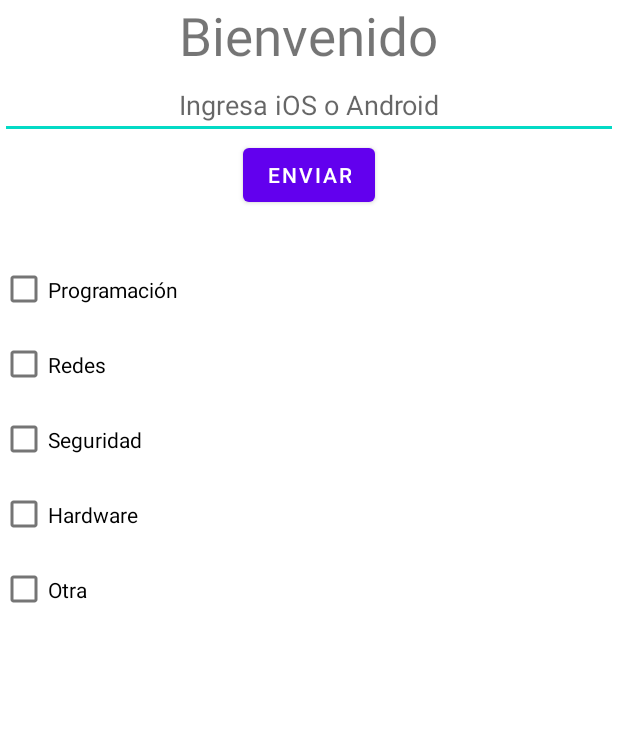
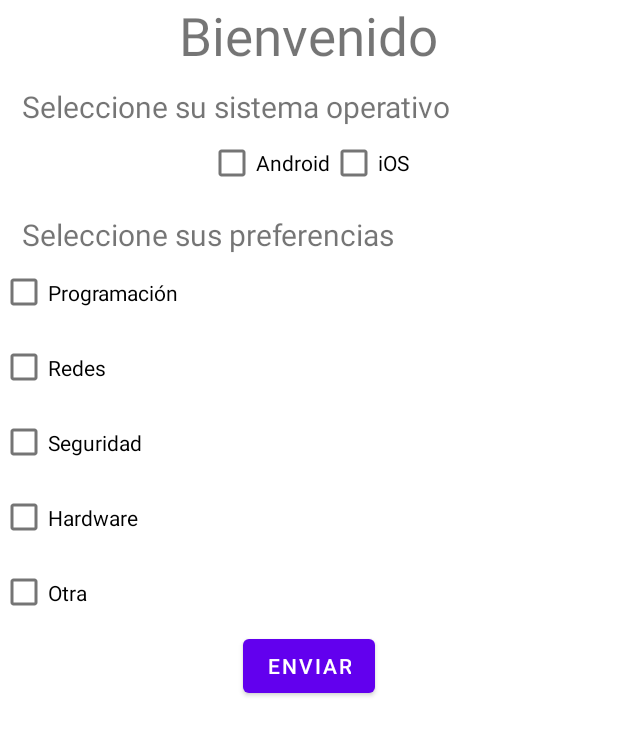
Before and after one commit to simonKoenig/AppMobile_Tp1, an Android app: the layout welcome_layout.xml on its own in the app's theme, with its tools: preview values and no code run, on a phone screen of 412 x 824 dp. Shown: the top 735 px of the screen. Run offline under Robolectric (Android 15) with nearby library versions, the phone set to English and light mode, and no system bars.

Commit message:
Acomodamos la pantalla de bienvenida

```diff
--- a/app/src/main/res/layout/welcome_layout.xml
+++ b/app/src/main/res/layout/welcome_layout.xml
@@ -24,6 +24,17 @@
             android:layout_gravity="center"
             android:text="Bienvenido"
             android:textSize="35sp" />
+
+        <TextView
+            android:layout_marginTop="10dp"
+            android:id="@+id/resultText"
+            android:layout_width="match_parent"
+            android:layout_height="wrap_content"
+            android:text="Seleccione su sistema operativo"
+            android:layout_marginLeft="10dp"
+            android:gravity=""
+            android:textSize="20sp" />
+
     </LinearLayout>
 
     <LinearLayout
@@ -31,30 +42,27 @@
         android:layout_width="match_parent"
         android:layout_height="wrap_content"
         android:gravity="center"
-        android:orientation="vertical"
+        android:orientation="horizontal"
         tools:layout_editor_absoluteX="16dp"
         tools:layout_editor_absoluteY="159dp"
         android:layout_below="@+id/linearLayout1">
 
-        <EditText
-            android:id="@+id/inputText"
-            android:layout_width="match_parent"
-            android:layout_height="wrap_content"
-            android:gravity="center"
-            android:hint="Ingresa iOS o Android" />
 
-        <Button
-            android:id="@+id/submitButton"
+        <CheckBox
+            android:id="@+id/checkbox1"
             android:layout_width="wrap_content"
             android:layout_height="wrap_content"
-            android:shadowColor="@color/btn_color"
-            android:text="Enviar" />
+            android:onClick="onCheckboxClicked"
+            android:text="Android" />
 
-        <TextView
-            android:id="@+id/resultText"
-            android:layout_width="match_parent"
+        <CheckBox
+            android:id="@+id/checkbox2"
+            android:layout_width="wrap_content"
             android:layout_height="wrap_content"
-            android:textSize="20sp" />
+            android:checked="false"
+            android:onClick="onCheckboxClicked"
+            android:text="iOS" />
+
 
     </LinearLayout>
 
@@ -67,6 +75,16 @@
         android:orientation="vertical"
         tools:layout_editor_absoluteX="-16dp"
         tools:layout_editor_absoluteY="310dp">
+
+        <TextView
+            android:layout_marginTop="10dp"
+            android:id="@+id/resultText"
+            android:layout_width="match_parent"
+            android:layout_height="wrap_content"
+            android:text="Seleccione sus preferencias"
+            android:layout_marginLeft="10dp"
+            android:gravity=""
+            android:textSize="20sp" />
 
         <CheckBox
             android:id="@+id/check1"
@@ -109,6 +127,13 @@
             android:layout_height="50dp"
             android:hint="Ingresa aquí su preferenciao"
             android:visibility="gone" />
+
+        <Button
+            android:id="@+id/submitButton"
+            android:layout_width="wrap_content"
+            android:layout_height="wrap_content"
+            android:shadowColor="@color/btn_color"
+            android:text="Enviar" />
     </LinearLayout>
 </RelativeLayout>
 </androidx.constraintlayout.widget.ConstraintLayout>
```
